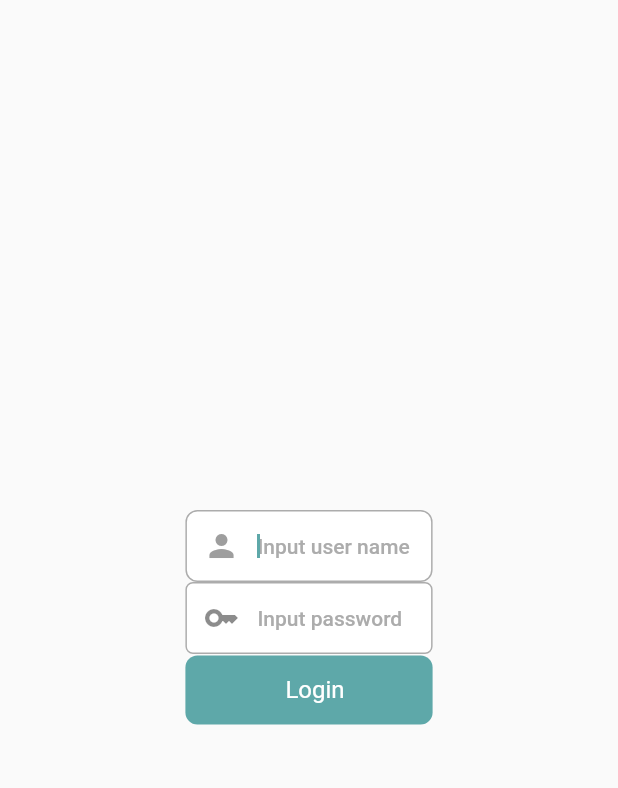
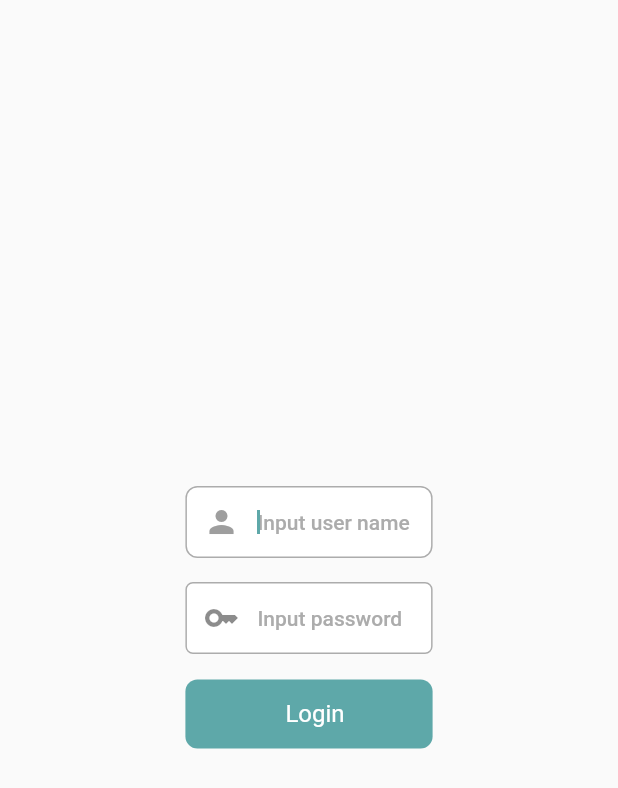
Before and after one commit to SonPham17/staff-information, a Flutter app: the screen it shows after launch, on a phone screen of 412 x 824 dp. Shown: the top 788 px of the screen. Run offline on Flutter 3.47's test engine with Material 2 defaults, Android fonts, the phone set to English and light mode, and no system bars; our stand-ins replace equatable, flutter_bloc, get_it.

Commit message:
create bloc login

```diff
--- a/lib/features/login/data/model/login_model.dart
+++ b/lib/features/login/data/model/login_model.dart
@@ -1,6 +1,6 @@
 import 'package:staff_information/features/login/domain/entities/login_entity.dart';
 
 class LoginModel extends LoginEntity{
-  LoginModel(super.email, super.userName, super.password);
+  LoginModel(super.userName, super.password);
 
 }
--- a/lib/features/login/domain/entities/login_entity.dart
+++ b/lib/features/login/domain/entities/login_entity.dart
@@ -1,7 +1,6 @@
 class LoginEntity{
-  String email;
   String userName;
   String password;
 
-  LoginEntity(this.email, this.userName, this.password);
+  LoginEntity(this.userName, this.password);
 }
--- /dev/null
+++ b/lib/features/login/presentation/blocs/login_bloc.dart
@@ -0,0 +1,24 @@
+import 'package:flutter_bloc/flutter_bloc.dart';
+import 'package:staff_information/features/login/presentation/blocs/login_event.dart';
+import 'package:staff_information/features/login/presentation/blocs/login_state.dart';
+
+class LoginBloc extends Bloc<LoginEvent, LoginState> {
+  LoginBloc() : super(LoginInitial()){
+   on<LoginPressEvent> ((event, emit) => _handleGetLogin(event, emit));
+  }
+
+
+  _handleGetLogin(LoginPressEvent event , Emitter emit) async {
+    emit( LoginLoading());
+    try {
+        if(event.userName.isNotEmpty && event.password.isNotEmpty) {
+          emit(LoginSuccess()) ;
+        } else {
+          emit(LoginError(message: "Please fill all field"));
+        }
+    } catch (e) {
+
+    }
+  }
+}
+// handle get login
--- /dev/null
+++ b/lib/features/login/presentation/blocs/login_event.dart
@@ -0,0 +1,8 @@
+abstract class LoginEvent{}
+class LoginPressEvent extends LoginEvent {
+  final String userName;
+  final String password;
+
+  LoginPressEvent(this.userName, this.password);
+
+}
--- /dev/null
+++ b/lib/features/login/presentation/blocs/login_state.dart
@@ -0,0 +1,16 @@
+abstract class LoginState {}
+
+class LoginLoading extends LoginState {}
+
+class LoginInitial extends LoginState {}
+
+class LoginSuccess extends LoginState {}
+
+class LoginError extends LoginState {
+  String message;
+
+   LoginError({required this.message});
+
+  @override
+  List<Object?> get props => [message];
+}
--- a/lib/features/login/presentation/pages/login_page.dart
+++ b/lib/features/login/presentation/pages/login_page.dart
@@ -1,16 +1,28 @@
 import 'package:flutter/material.dart';
+import 'package:flutter_bloc/flutter_bloc.dart';
 import 'package:staff_information/core/themes/common_style.dart';
+import 'package:staff_information/features/login/presentation/blocs/login_bloc.dart';
+import 'package:staff_information/features/login/presentation/blocs/login_event.dart';
 import 'package:staff_information/features/login/presentation/widgets/login_button.dart';
 import 'package:staff_information/features/login/presentation/widgets/login_textfield.dart';
 class LoginScreen extends StatefulWidget {
   const LoginScreen({Key? key}) : super(key: key);
-
   @override
   State<LoginScreen> createState() => _LoginScreenState();
 }
 
+class _LoginScreenState extends State<LoginScreen> {
+  final _userController = TextEditingController();
+  final _passwordController = TextEditingController();
 
-class _LoginScreenState extends State<LoginScreen> {
+  @override
+  void dispose() {
+    // TODO: implement dispose
+    _userController.dispose();
+    _passwordController.dispose();
+    super.dispose();
+  }
+
   @override
   Widget build(BuildContext context) {
     return Scaffold(
@@ -20,8 +32,13 @@ class _LoginScreenState extends State<LoginScreen> {
           mainAxisAlignment: MainAxisAlignment.center,
           children: [
             TextFieldCommon(hint: "Input user name",prefixIcon: const Icon(Icons.person,color: Colors.grey),),
-            TextFieldCommon(hint: "Input password",prefixIcon: const Icon(Icons.key),obscureText: true),
-            LoginButton(textStyle: CommonStyle.size14w400(context), text: "Login", fillColor: CommonStyle.greenColor, func: () {})
+            Padding(
+              padding: const EdgeInsets.symmetric(vertical: 16),
+              child: TextFieldCommon(hint: "Input password",prefixIcon: const Icon(Icons.key),obscureText: true),
+            ),
+            LoginButton(textStyle: CommonStyle.size14w400(context), text: "Login", fillColor: CommonStyle.greenColor, func: () {
+          context.read<LoginBloc>().add(LoginPressEvent(_userController.text, _passwordController.text));
+            })
           ],
         ),
       ),
```
